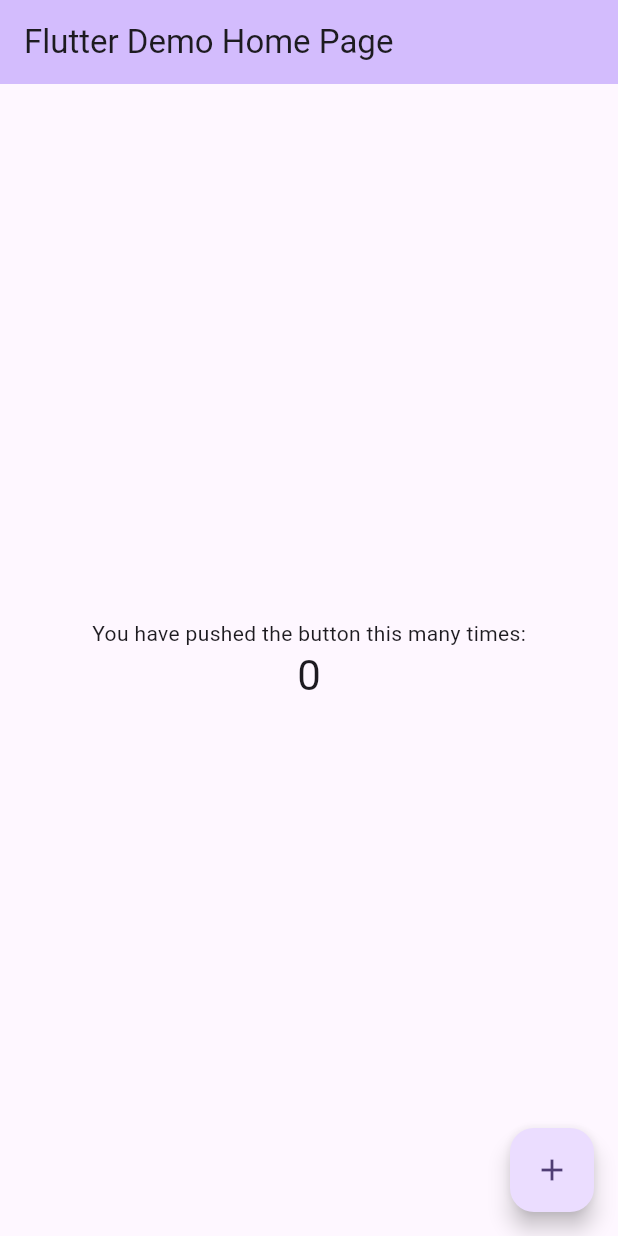
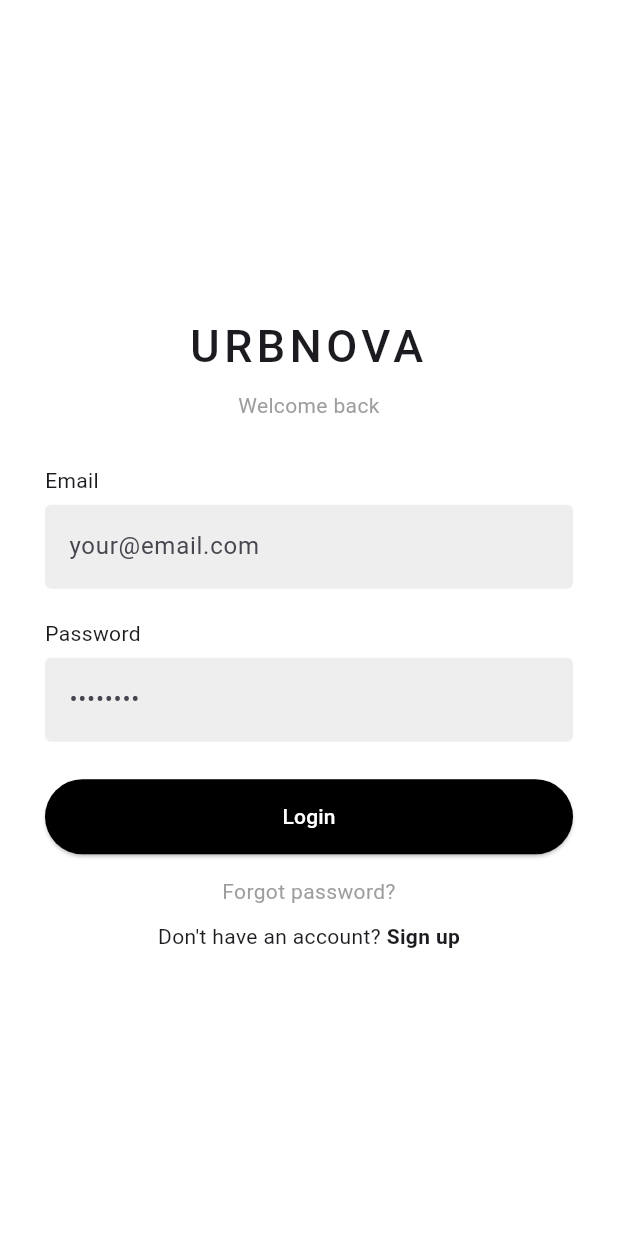
Before and after one commit to amjadbanna/MobileApp, a Flutter app: the screen it shows after launch, on a phone screen of 412 x 824 dp. Run offline on Flutter 3.47's test engine with Material 3 defaults, Android fonts, the phone set to English and light mode, and no system bars.

Commit message:
Login screen UI + validation + placeholder auth

```diff
--- a/projectapplication/lib/core/services/auth.service.dart
+++ b/projectapplication/lib/core/services/auth.service.dart
@@ -1 +1,10 @@
 // pending implementation
+
+//Aayushma
+class AuthService {
+  Future<bool> login(String email, String password) async {
+    // placeholder backend function
+    await Future.delayed(const Duration(seconds: 1));
+    return true;
+  }
+}
--- a/projectapplication/lib/main.dart
+++ b/projectapplication/lib/main.dart
@@ -1,4 +1,5 @@
 import 'package:flutter/material.dart';
+import 'package:projectapplication/screens/login_screen.dart';
 
 void main() {
   runApp(const MyApp());
@@ -7,116 +8,11 @@ void main() {
 class MyApp extends StatelessWidget {
   const MyApp({super.key});
 
-  // This widget is the root of your application.
   @override
   Widget build(BuildContext context) {
-    return MaterialApp(
-      title: 'Flutter Demo',
-      theme: ThemeData(
-        // This is the theme of your application.
-        //
-        // TRY THIS: Try running your application with "flutter run". You'll see
-        // the application has a purple toolbar. Then, without quitting the app,
-        // try changing the seedColor in the colorScheme below to Colors.green
-        // and then invoke "hot reload" (save your changes or press the "hot
-        // reload" button in a Flutter-supported IDE, or press "r" if you used
-        // the command line to start the app).
-        //
-        // Notice that the counter didn't reset back to zero; the application
-        // state is not lost during the reload. To reset the state, use hot
-        // restart instead.
-        //
-        // This works for code too, not just values: Most code changes can be
-        // tested with just a hot reload.
-        colorScheme: .fromSeed(seedColor: Colors.deepPurple),
-      ),
-      home: const MyHomePage(title: 'Flutter Demo Home Page'),
+    return const MaterialApp(
+      debugShowCheckedModeBanner: false,
+      home: LoginScreen(),
     );
   }
 }
-
-class MyHomePage extends StatefulWidget {
-  const MyHomePage({super.key, required this.title});
-
-  // This widget is the home page of your application. It is stateful, meaning
-  // that it has a State object (defined below) that contains fields that affect
-  // how it looks.
-
-  // This class is the configuration for the state. It holds the values (in this
-  // case the title) provided by the parent (in this case the App widget) and
-  // used by the build method of the State. Fields in a Widget subclass are
-  // always marked "final".
-
-  final String title;
-
-  @override
-  State<MyHomePage> createState() => _MyHomePageState();
-}
-
-class _MyHomePageState extends State<MyHomePage> {
-  int _counter = 0;
-
-  void _incrementCounter() {
-    setState(() {
-      // This call to setState tells the Flutter framework that something has
-      // changed in this State, which causes it to rerun the build method below
-      // so that the display can reflect the updated values. If we changed
-      // _counter without calling setState(), then the build method would not be
-      // called again, and so nothing would appear to happen.
-      _counter++;
-    });
-  }
-
-  @override
-  Widget build(BuildContext context) {
-    // This method is rerun every time setState is called, for instance as done
-    // by the _incrementCounter method above.
-    //
-    // The Flutter framework has been optimized to make rerunning build methods
-    // fast, so that you can just rebuild anything that needs updating rather
-    // than having to individually change instances of widgets.
-    return Scaffold(
-      appBar: AppBar(
-        // TRY THIS: Try changing the color here to a specific color (to
-        // Colors.amber, perhaps?) and trigger a hot reload to see the AppBar
-        // change color while the other colors stay the same.
-        backgroundColor: Theme.of(context).colorScheme.inversePrimary,
-        // Here we take the value from the MyHomePage object that was created by
-        // the App.build method, and use it to set our appbar title.
-        title: Text(widget.title),
-      ),
-      body: Center(
-        // Center is a layout widget. It takes a single child and positions it
-        // in the middle of the parent.
-        child: Column(
-          // Column is also a layout widget. It takes a list of children and
-          // arranges them vertically. By default, it sizes itself to fit its
-          // children horizontally, and tries to be as tall as its parent.
-          //
-          // Column has various properties to control how it sizes itself and
-          // how it positions its children. Here we use mainAxisAlignment to
-          // center the children vertically; the main axis here is the vertical
-          // axis because Columns are vertical (the cross axis would be
-          // horizontal).
-          //
-          // TRY THIS: Invoke "debug painting" (choose the "Toggle Debug Paint"
-          // action in the IDE, or press "p" in the console), to see the
-          // wireframe for each widget.
-          mainAxisAlignment: .center,
-          children: [
-            const Text('You have pushed the button this many times:'),
-            Text(
-              '$_counter',
-              style: Theme.of(context).textTheme.headlineMedium,
-            ),
-          ],
-        ),
-      ),
-      floatingActionButton: FloatingActionButton(
-        onPressed: _incrementCounter,
-        tooltip: 'Increment',
-        child: const Icon(Icons.add),
-      ),
-    );
-  }
-}
--- /dev/null
+++ b/projectapplication/lib/screens/home_screen.dart
@@ -0,0 +1,15 @@
+import 'package:flutter/material.dart';
+
+class HomeScreen extends StatelessWidget {
+  const HomeScreen({super.key});
+
+  @override
+  Widget build(BuildContext context) {
+    return Scaffold(
+      appBar: AppBar(title: const Text('Home'), centerTitle: true),
+      body: const Center(
+        child: Text('Home Screen Placeholder', style: TextStyle(fontSize: 20)),
+      ),
+    );
+  }
+}
--- /dev/null
+++ b/projectapplication/lib/screens/login_screen.dart
@@ -0,0 +1,180 @@
+import 'package:flutter/material.dart';
+import 'package:projectapplication/core/services/auth.service.dart';
+import 'package:projectapplication/screens/home_screen.dart';
+
+class LoginScreen extends StatefulWidget {
+  const LoginScreen({super.key});
+
+  @override
+  State<LoginScreen> createState() => _LoginScreenState();
+}
+
+class _LoginScreenState extends State<LoginScreen> {
+  final TextEditingController emailController = TextEditingController();
+  final TextEditingController passwordController = TextEditingController();
+
+  final AuthService authService = AuthService();
+
+  String? emailError;
+  String? passwordError;
+  bool isLoading = false;
+
+  void handleLogin() async {
+    final email = emailController.text.trim();
+    final password = passwordController.text.trim();
+
+    setState(() {
+      emailError = null;
+      passwordError = null;
+    });
+
+    if (email.isEmpty) {
+      emailError = 'Email required';
+    } else if (!email.contains('@')) {
+      emailError = 'Invalid email';
+    }
+
+    if (password.isEmpty) {
+      passwordError = 'Password required';
+    }
+
+    if (emailError != null || passwordError != null) {
+      setState(() {});
+      return;
+    }
+
+    setState(() {
+      isLoading = true;
+    });
+
+    final success = await authService.login(email, password);
+
+    setState(() {
+      isLoading = false;
+    });
+
+    if (!mounted) return;
+
+    if (success) {
+      Navigator.push(
+        context,
+        MaterialPageRoute(builder: (_) => const HomeScreen()),
+      );
+    } else {
+      ScaffoldMessenger.of(
+        context,
+      ).showSnackBar(const SnackBar(content: Text('Login failed')));
+    }
+  }
+
+  @override
+  void dispose() {
+    emailController.dispose();
+    passwordController.dispose();
+    super.dispose();
+  }
+
+  @override
+  Widget build(BuildContext context) {
+    return Scaffold(
+      backgroundColor: Colors.white,
+      body: Center(
+        child: SingleChildScrollView(
+          child: Padding(
+            padding: const EdgeInsets.symmetric(horizontal: 30),
+            child: Column(
+              crossAxisAlignment: CrossAxisAlignment.stretch,
+              children: [
+                const SizedBox(height: 20),
+                const Text(
+                  'URBNOVA',
+                  textAlign: TextAlign.center,
+                  style: TextStyle(
+                    fontSize: 30,
+                    fontWeight: FontWeight.w500,
+                    letterSpacing: 3,
+                  ),
+                ),
+                const SizedBox(height: 8),
+                const Text(
+                  'Welcome back',
+                  textAlign: TextAlign.center,
+                  style: TextStyle(color: Colors.grey),
+                ),
+                const SizedBox(height: 30),
+                const Text('Email'),
+                const SizedBox(height: 6),
+                TextField(
+                  controller: emailController,
+                  decoration: InputDecoration(
+                    hintText: 'your@email.com',
+                    filled: true,
+                    fillColor: Colors.grey[200],
+                    border: const OutlineInputBorder(
+                      borderSide: BorderSide.none,
+                    ),
+                    errorText: emailError,
+                  ),
+                ),
+                const SizedBox(height: 20),
+                const Text('Password'),
+                const SizedBox(height: 6),
+                TextField(
+                  controller: passwordController,
+                  obscureText: true,
+                  decoration: InputDecoration(
+                    hintText: '••••••••',
+                    filled: true,
+                    fillColor: Colors.grey[200],
+                    border: const OutlineInputBorder(
+                      borderSide: BorderSide.none,
+                    ),
+                    errorText: passwordError,
+                  ),
+                ),
+                const SizedBox(height: 25),
+                ElevatedButton(
+                  style: ElevatedButton.styleFrom(
+                    backgroundColor: Colors.black,
+                    padding: const EdgeInsets.symmetric(vertical: 15),
+                  ),
+                  onPressed: isLoading ? null : handleLogin,
+                  child: isLoading
+                      ? const SizedBox(
+                          height: 20,
+                          width: 20,
+                          child: CircularProgressIndicator(
+                            color: Colors.white,
+                            strokeWidth: 2,
+                          ),
+                        )
+                      : const Text(
+                          'Login',
+                          style: TextStyle(color: Colors.white),
+                        ),
+                ),
+                const SizedBox(height: 15),
+                const Text(
+                  'Forgot password?',
+                  textAlign: TextAlign.center,
+                  style: TextStyle(color: Colors.grey),
+                ),
+                const SizedBox(height: 10),
+                Row(
+                  mainAxisAlignment: MainAxisAlignment.center,
+                  children: const [
+                    Text("Don't have an account? "),
+                    Text(
+                      'Sign up',
+                      style: TextStyle(fontWeight: FontWeight.bold),
+                    ),
+                  ],
+                ),
+              ],
+            ),
+          ),
+        ),
+      ),
+    );
+  }
+}
```
Also changed, not shown: projectapplication/pubspec.lock.
